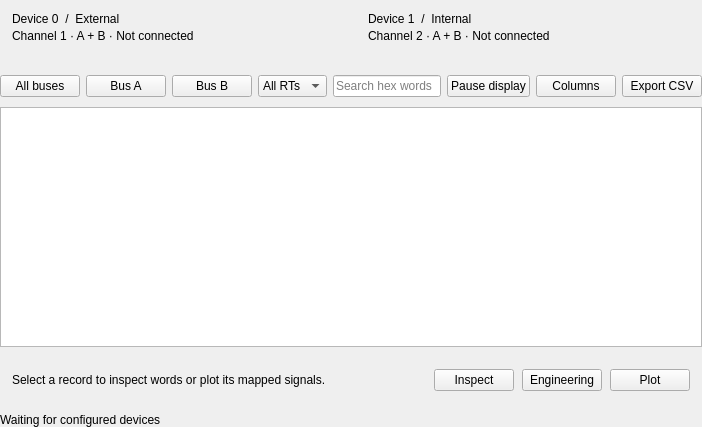
Qt form apps/desktop/forms/monitor_page.ui (techmigosglobal/DA-AeroTrace1553) before a commit.
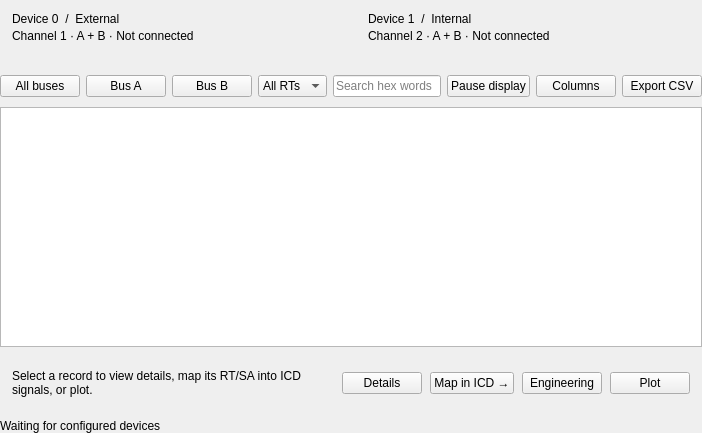
The same form after that commit.

The edit to the form file:
```diff
--- a/apps/desktop/forms/monitor_page.ui
+++ b/apps/desktop/forms/monitor_page.ui
@@ -408,7 +408,7 @@
      <property name="card" stdset="0">
       <bool>true</bool>
      </property>
-     <layout class="QHBoxLayout" name="selectionLayout" stretch="1,0,0,0">
+     <layout class="QHBoxLayout" name="selectionLayout" stretch="1,0,0,0,0">
       <property name="leftMargin">
        <number>12</number>
       </property>
@@ -427,7 +427,7 @@
       <item>
        <widget class="QLabel" name="selectedSummary">
         <property name="text">
-         <string>Select a record to inspect words or plot its mapped signals.</string>
+         <string>Select a record to view details, map its RT/SA into ICD signals, or plot.</string>
         </property>
         <property name="wordWrap">
          <bool>true</bool>
@@ -437,7 +437,14 @@
       <item>
        <widget class="QPushButton" name="inspectButton">
         <property name="text">
-         <string>Inspect</string>
+         <string>Details</string>
+        </property>
+       </widget>
+      </item>
+      <item>
+       <widget class="QPushButton" name="mapRouteButton">
+        <property name="text">
+         <string>Map in ICD →</string>
         </property>
        </widget>
       </item>
```
